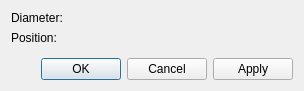
Before: the Qt Designer form libs/librepcb/editor/dialogs/holepropertiesdialog.ui in LibrePCB/LibrePCB, drawn with Qt 5.
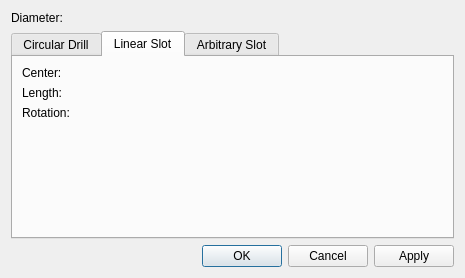
After: the same form once the commit is applied. Custom widgets are drawn as their Qt base class.

```diff
--- a/libs/librepcb/editor/dialogs/holepropertiesdialog.ui
+++ b/libs/librepcb/editor/dialogs/holepropertiesdialog.ui
@@ -6,14 +6,14 @@
    <rect>
     <x>0</x>
     <y>0</y>
-    <width>304</width>
-    <height>91</height>
+    <width>465</width>
+    <height>278</height>
    </rect>
   </property>
   <property name="windowTitle">
    <string>Hole Properties</string>
   </property>
-  <layout class="QVBoxLayout" name="verticalLayout">
+  <layout class="QVBoxLayout" name="verticalLayout" stretch="0,1,0">
    <item>
     <layout class="QFormLayout" name="formLayout">
      <property name="fieldGrowthPolicy">
@@ -26,28 +26,128 @@
        </property>
       </widget>
      </item>
-     <item row="1" column="0">
-      <widget class="QLabel" name="label_4">
-       <property name="text">
-        <string>Position:</string>
-       </property>
-      </widget>
-     </item>
-     <item row="1" column="1">
-      <layout class="QHBoxLayout" name="horizontalLayout">
-       <item>
-        <widget class="librepcb::editor::LengthEdit" name="edtPosX" native="true"/>
-       </item>
-       <item>
-        <widget class="librepcb::editor::LengthEdit" name="edtPosY" native="true"/>
-       </item>
-      </layout>
-     </item>
      <item row="0" column="1">
       <widget class="librepcb::editor::PositiveLengthEdit" name="edtDiameter" native="true"/>
      </item>
     </layout>
    </item>
+   <item>
+    <widget class="QTabWidget" name="tabWidget">
+     <property name="currentIndex">
+      <number>1</number>
+     </property>
+     <widget class="QWidget" name="tabCircular">
+      <attribute name="title">
+       <string>Circular Drill</string>
+      </attribute>
+      <layout class="QFormLayout" name="formLayout_2">
+       <item row="0" column="0">
+        <widget class="QLabel" name="label_4">
+         <property name="text">
+          <string>Position:</string>
+         </property>
+        </widget>
+       </item>
+       <item row="0" column="1">
+        <layout class="QHBoxLayout" name="horizontalLayout">
+         <item>
+          <widget class="librepcb::editor::LengthEdit" name="edtPosX" native="true"/>
+         </item>
+         <item>
+          <widget class="librepcb::editor::LengthEdit" name="edtPosY" native="true"/>
+         </item>
+        </layout>
+       </item>
+      </layout>
+     </widget>
+     <widget class="QWidget" name="tabLinear">
+      <attribute name="title">
+       <string>Linear Slot</string>
+      </attribute>
+      <layout class="QFormLayout" name="formLayout_3">
+       <item row="1" column="1">
+        <layout class="QHBoxLayout" name="horizontalLayout_2">
+         <item>
+          <widget class="librepcb::editor::LengthEdit" name="edtCenterX" native="true"/>
+         </item>
+         <item>
+          <widget class="librepcb::editor::LengthEdit" name="edtCenterY" native="true"/>
+         </item>
+        </layout>
+       </item>
+       <item row="4" column="0">
+        <widget class="QLabel" name="label_8">
+         <property name="text">
+          <string>Rotation:</string>
+         </property>
+        </widget>
+       </item>
+       <item row="1" column="0">
+        <widget class="QLabel" name="label_5">
+         <property name="text">
+          <string>Center:</string>
+         </property>
+        </widget>
+       </item>
+       <item row="4" column="1">
+        <widget class="librepcb::editor::AngleEdit" name="edtRotation" native="true"/>
+       </item>
+       <item row="3" column="1">
+        <layout class="QHBoxLayout" name="horizontalLayout_3" stretch="1,1">
+         <item>
+          <widget class="librepcb::editor::UnsignedLengthEdit" name="edtLength" native="true"/>
+         </item>
+         <item>
+          <widget class="QLabel" name="lblOuterSize">
+           <property name="sizePolicy">
+            <sizepolicy hsizetype="Ignored" vsizetype="Preferred">
+             <horstretch>0</horstretch>
+             <verstretch>0</verstretch>
+            </sizepolicy>
+           </property>
+           <property name="text">
+            <string notr="true"/>
+           </property>
+          </widget>
+         </item>
+        </layout>
+       </item>
+       <item row="3" column="0">
+        <widget class="QLabel" name="label_7">
+         <property name="text">
+          <string>Length:</string>
+         </property>
+        </widget>
+       </item>
+      </layout>
+     </widget>
+     <widget class="QWidget" name="tabArbitrary">
+      <attribute name="title">
+       <string>Arbitrary Slot</string>
+      </attribute>
+      <layout class="QVBoxLayout" name="verticalLayout_2">
+       <property name="spacing">
+        <number>0</number>
+       </property>
+       <property name="leftMargin">
+        <number>0</number>
+       </property>
+       <property name="topMargin">
+        <number>0</number>
+       </property>
+       <property name="rightMargin">
+        <number>0</number>
+       </property>
+       <property name="bottomMargin">
+        <number>0</number>
+       </property>
+       <item>
+        <widget class="librepcb::editor::PathEditorWidget" name="pathEditorWidget" native="true"/>
+       </item>
+      </layout>
+     </widget>
+    </widget>
+   </item>
    <item>
     <widget class="QDialogButtonBox" name="buttonBox">
      <property name="orientation">
@@ -61,18 +161,36 @@
   </layout>
  </widget>
  <customwidgets>
-  <customwidget>
-   <class>librepcb::editor::LengthEdit</class>
-   <extends>QWidget</extends>
-   <header location="global">librepcb/editor/widgets/lengthedit.h</header>
-   <container>1</container>
-  </customwidget>
   <customwidget>
    <class>librepcb::editor::PositiveLengthEdit</class>
    <extends>QWidget</extends>
    <header location="global">librepcb/editor/widgets/positivelengthedit.h</header>
    <container>1</container>
   </customwidget>
+  <customwidget>
+   <class>librepcb::editor::PathEditorWidget</class>
+   <extends>QWidget</extends>
+   <header location="global">librepcb/editor/widgets/patheditorwidget.h</header>
+   <container>1</container>
+  </customwidget>
+  <customwidget>
+   <class>librepcb::editor::LengthEdit</class>
+   <extends>QWidget</extends>
+   <header location="global">librepcb/editor/widgets/lengthedit.h</header>
+   <container>1</container>
+  </customwidget>
+  <customwidget>
+   <class>librepcb::editor::AngleEdit</class>
+   <extends>QWidget</extends>
+   <header location="global">librepcb/editor/widgets/angleedit.h</header>
+   <container>1</container>
+  </customwidget>
+  <customwidget>
+   <class>librepcb::editor::UnsignedLengthEdit</class>
+   <extends>QWidget</extends>
+   <header location="global">librepcb/editor/widgets/unsignedlengthedit.h</header>
+   <container>1</container>
+  </customwidget>
  </customwidgets>
  <tabstops>
   <tabstop>edtDiameter</tabstop>
```
